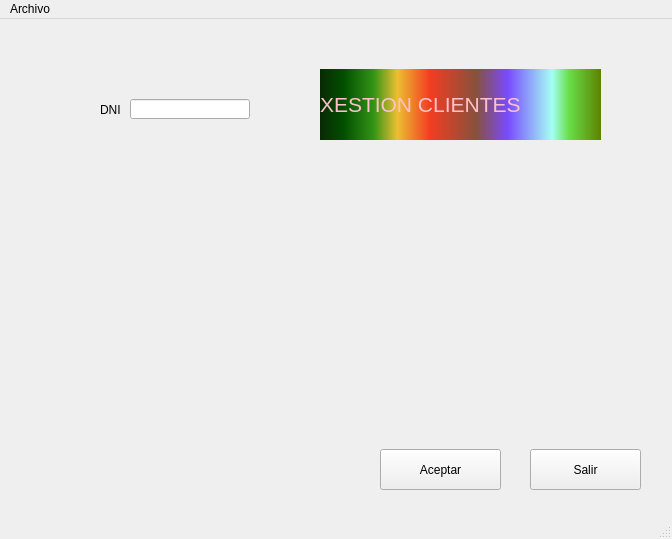
The window that window.ui (PortelaAtenea/BasicInterface) describes before a commit, drawn with Qt 5.
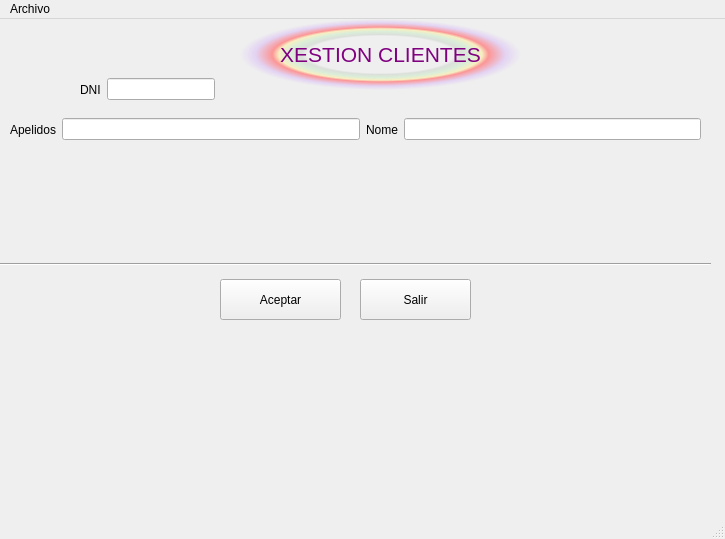
The same window after the commit.

Diff of the .ui file:
```diff
--- a/window.ui
+++ b/window.ui
@@ -6,10 +6,16 @@
    <rect>
     <x>0</x>
     <y>0</y>
-    <width>672</width>
+    <width>725</width>
     <height>539</height>
    </rect>
   </property>
+  <property name="sizePolicy">
+   <sizepolicy hsizetype="Preferred" vsizetype="Preferred">
+    <horstretch>0</horstretch>
+    <verstretch>0</verstretch>
+   </sizepolicy>
+  </property>
   <property name="windowTitle">
    <string>IMPORT-EXPORTS TEIS</string>
   </property>
@@ -17,8 +23,8 @@
    <widget class="QPushButton" name="btnAceptar">
     <property name="geometry">
      <rect>
-      <x>380</x>
-      <y>430</y>
+      <x>220</x>
+      <y>260</y>
       <width>121</width>
       <height>41</height>
      </rect>
@@ -30,8 +36,8 @@
    <widget class="QLabel" name="lblTitulo">
     <property name="geometry">
      <rect>
-      <x>320</x>
-      <y>50</y>
+      <x>240</x>
+      <y>0</y>
       <width>281</width>
       <height>71</height>
      </rect>
@@ -46,21 +52,24 @@
      </font>
     </property>
     <property name="styleSheet">
-     <string notr="true">color: pink;
+     <string notr="true">color: purple;
 border-color: rgb(0, 0, 0);
 font: 16pt &quot;Arial&quot;;
-background-color: qlineargradient(spread:pad, x1:0, y1:0, x2:1, y2:0, stop:0 rgba(9, 41, 4, 255), stop:0.085 rgba(2, 79, 0, 255), stop:0.19 rgba(50, 147, 22, 255), stop:0.275 rgba(236, 191, 49, 255), stop:0.39 rgba(243, 61, 34, 255), stop:0.555 rgba(135, 81, 60, 255), stop:0.667 rgba(121, 75, 255, 255), stop:0.825 rgba(164, 255, 244, 255), stop:0.885 rgba(104, 222, 71, 255), stop:1 rgba(93, 128, 0, 255));
+background-color: qradialgradient(spread:pad, cx:0.5, cy:0.5, radius:0.5, fx:0.5, fy:0.5, stop:0 rgba(0, 0, 0, 0), stop:0.52 rgba(0, 0, 0, 0), stop:0.565 rgba(82, 121, 76, 33), stop:0.65 rgba(159, 235, 148, 64), stop:0.721925 rgba(255, 238, 150, 129), stop:0.77 rgba(255, 128, 128, 204), stop:0.89 rgba(191, 128, 255, 64), stop:1 rgba(0, 0, 0, 0));
 </string>
     </property>
     <property name="text">
      <string>XESTION CLIENTES</string>
     </property>
+    <property name="alignment">
+     <set>Qt::AlignCenter</set>
+    </property>
    </widget>
    <widget class="QPushButton" name="btnSalir">
     <property name="geometry">
      <rect>
-      <x>530</x>
-      <y>430</y>
+      <x>360</x>
+      <y>260</y>
       <width>111</width>
       <height>41</height>
      </rect>
@@ -69,40 +78,87 @@
      <string>Salir</string>
     </property>
    </widget>
-   <widget class="QLabel" name="lblDni">
+   <widget class="QWidget" name="layoutWidget">
     <property name="geometry">
      <rect>
-      <x>100</x>
-      <y>70</y>
-      <width>31</width>
+      <x>80</x>
+      <y>50</y>
+      <width>201</width>
       <height>41</height>
      </rect>
     </property>
-    <property name="text">
-     <string>DNI</string>
-    </property>
+    <layout class="QHBoxLayout" name="horizontalLayout">
+     <item>
+      <widget class="QLabel" name="lblDni">
+       <property name="text">
+        <string>DNI</string>
+       </property>
+      </widget>
+     </item>
+     <item>
+      <widget class="QLineEdit" name="txtDni"/>
+     </item>
+     <item>
+      <widget class="QLabel" name="lblValidoDni">
+       <property name="sizePolicy">
+        <sizepolicy hsizetype="Expanding" vsizetype="Expanding">
+         <horstretch>0</horstretch>
+         <verstretch>0</verstretch>
+        </sizepolicy>
+       </property>
+       <property name="styleSheet">
+        <string notr="true">font: 75 14pt &quot;Arial&quot;;</string>
+       </property>
+       <property name="text">
+        <string/>
+       </property>
+      </widget>
+     </item>
+    </layout>
    </widget>
-   <widget class="QLineEdit" name="txtDni">
+   <widget class="QWidget" name="layoutWidget">
     <property name="geometry">
      <rect>
-      <x>130</x>
-      <y>80</y>
-      <width>120</width>
-      <height>20</height>
+      <x>10</x>
+      <y>90</y>
+      <width>691</width>
+      <height>41</height>
      </rect>
     </property>
+    <layout class="QHBoxLayout" name="horizontalLayout_2">
+     <item>
+      <widget class="QLabel" name="lblApel">
+       <property name="text">
+        <string>Apelidos</string>
+       </property>
+      </widget>
+     </item>
+     <item>
+      <widget class="QLineEdit" name="txtApel"/>
+     </item>
+     <item>
+      <widget class="QLabel" name="lblNome_2">
+       <property name="text">
+        <string>Nome</string>
+       </property>
+      </widget>
+     </item>
+     <item>
+      <widget class="QLineEdit" name="txtlNome"/>
+     </item>
+    </layout>
    </widget>
-   <widget class="QLabel" name="lblValidoDni">
+   <widget class="Line" name="line">
     <property name="geometry">
      <rect>
-      <x>260</x>
-      <y>82</y>
-      <width>51</width>
-      <height>21</height>
+      <x>0</x>
+      <y>230</y>
+      <width>711</width>
+      <height>31</height>
      </rect>
     </property>
-    <property name="text">
-     <string/>
+    <property name="orientation">
+     <enum>Qt::Horizontal</enum>
     </property>
    </widget>
   </widget>
@@ -111,13 +167,12 @@
     <rect>
      <x>0</x>
      <y>0</y>
-     <width>672</width>
-     <height>29</height>
+     <width>725</width>
+     <height>21</height>
     </rect>
    </property>
    <property name="styleSheet">
-    <string notr="true">font: 16pt &quot;Miriam Mono CLM&quot;;
-alternate-background-color: rgb(255, 170, 255);
+    <string notr="true">font: 9pt &quot;Arial&quot;;
 </string>
    </property>
    <widget class="QMenu" name="menuArchivo">
```
Left out of the diff: 6 changed lines with no effect on the pictures.
